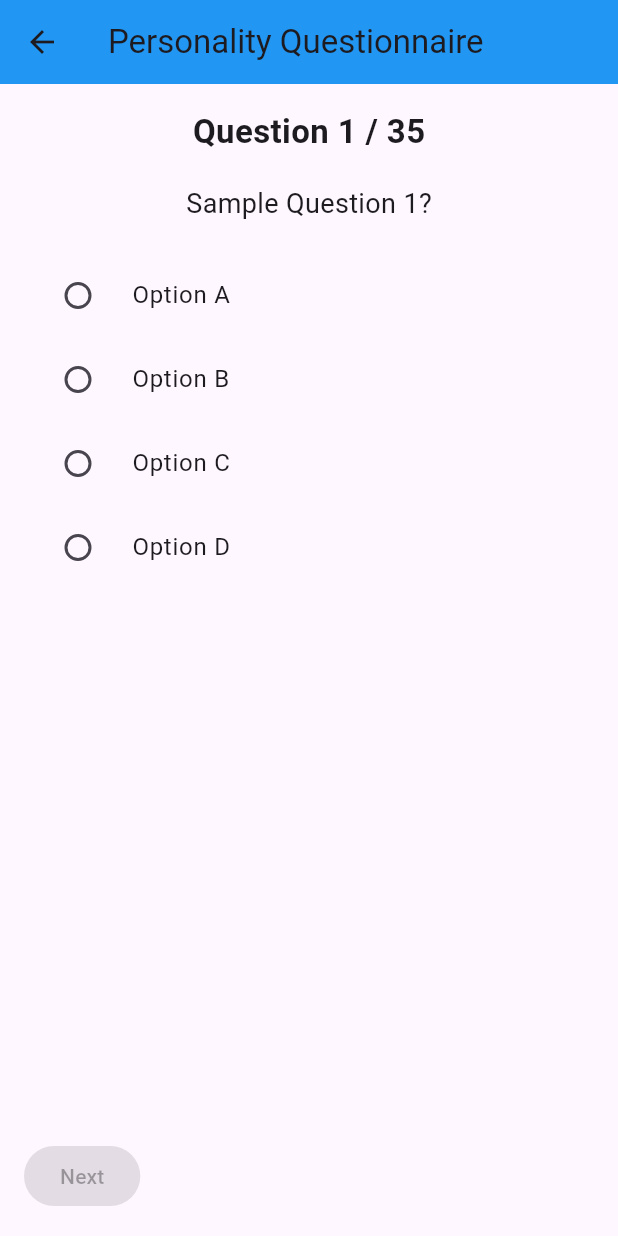
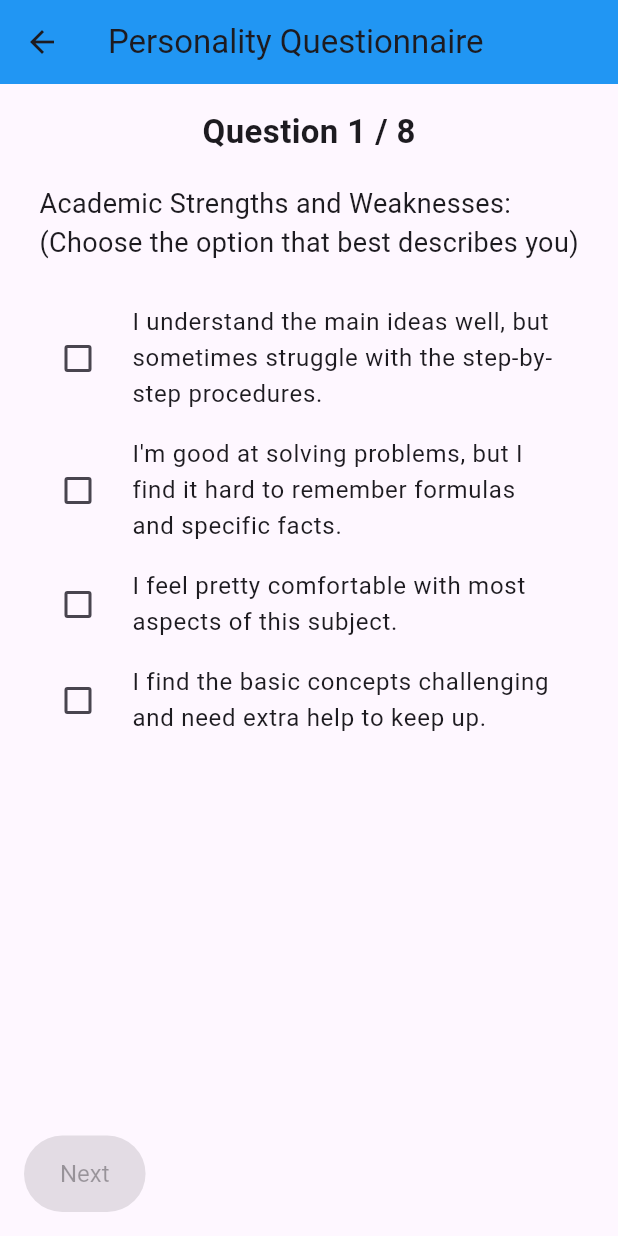
Before and after one commit to aditishukla006/LMS, a Flutter app: the DashboardScreen screen opened directly, after a tap on "Personality Questionnaire", on a phone screen of 412 x 824 dp. Run offline on Flutter 3.47's test engine with Material 3 defaults, Android fonts, the light colour scheme and no system bars; our stand-ins replace firebase_auth, firebase_core, fl_chart, shared_preferences; accounts and stored records are empty; network calls fail.

Commit message:
changes is done

```diff
--- a/lib/providers/student_provider.dart
+++ b/lib/providers/student_provider.dart
@@ -64,6 +64,21 @@ class StudentProvider extends ChangeNotifier {
     "Late": 2,
   };
 
+  bool isDarkMode = false;
+
+  void toggleTheme(bool value) async {
+    isDarkMode = value;
+    notifyListeners();
+    final prefs = await SharedPreferences.getInstance();
+    prefs.setBool('darkMode', isDarkMode);
+  }
+
+  void loadTheme() async {
+    final prefs = await SharedPreferences.getInstance();
+    isDarkMode = prefs.getBool('darkMode') ?? false;
+    notifyListeners();
+  }
+
   // Load saved responses
   Future<void> loadResponses() async {
     final prefs = await SharedPreferences.getInstance();
--- a/lib/question_bank.dart
+++ b/lib/question_bank.dart
@@ -6,12 +6,77 @@ class Question {
   Question(this.text, this.options);
 }
 
-final List<Question> questions = List.generate(
-  35,
-  (index) => Question("Sample Question ${index + 1}?", [
-    "Option A",
-    "Option B",
-    "Option C",
-    "Option D",
-  ]),
-);
+final List<Question> questions = [
+  Question(
+    "Academic Strengths and Weaknesses:\n(Choose the option that best describes you)",
+    [
+      "I understand the main ideas well, but sometimes struggle with the step-by-step procedures.",
+      "I'm good at solving problems, but I find it hard to remember formulas and specific facts.",
+      "I feel pretty comfortable with most aspects of this subject.",
+      "I find the basic concepts challenging and need extra help to keep up.",
+    ],
+  ),
+  Question(
+    "Preferred Learning Style:\n(Choose the option that best describes how you learn)",
+    [
+      "I learn best when I see pictures, diagrams, and videos.",
+      "I learn best by listening to lectures and discussions.",
+      "I learn best by doing things myself, like experiments or hands-on activities.",
+      "I learn best by reading textbooks and writing notes.",
+    ],
+  ),
+  Question(
+    "Attention Span:\n(Choose the option that best describes your focus in class)",
+    [
+      "I can usually focus for a long time without getting distracted.",
+      "I can focus for a while, but I need short breaks to stay engaged.",
+      "I get distracted easily and find it hard to pay attention for long periods.",
+      "It's very hard for me to focus, even for short activities.",
+    ],
+  ),
+  Question(
+    "Emotional State:\n(Choose the option that best describes how you generally feel about learning this subject)",
+    [
+      "I usually feel positive and interested in learning this subject.",
+      "Sometimes I feel a bit worried or frustrated when learning this.",
+      "I often feel unmotivated or not interested in this subject.",
+      "I get quite stressed or upset when learning this subject and need a lot of support.",
+    ],
+  ),
+  Question(
+    "Classroom Participation:\n(Choose the option that best describes your participation in class)",
+    [
+      "I often raise my hand, ask questions, and share my ideas.",
+      "I participate when the teacher asks me directly.",
+      "I usually just listen and don't talk much in class.",
+      "I feel uncomfortable speaking in class.",
+    ],
+  ),
+  Question(
+    "Homework Submission Timeliness:\n(Choose the option that best describes when you usually hand in homework)",
+    [
+      "I always submit my homework on time.",
+      "I usually submit my homework on time, but sometimes it's a little late.",
+      "My homework is often late.",
+      "I rarely hand in my homework.",
+    ],
+  ),
+  Question(
+    "Quiz Scores:\n(Choose the option that best describes your quiz performance)",
+    [
+      "I usually get very high scores on quizzes.",
+      "I usually get good scores on quizzes.",
+      "My quiz scores are usually just average.",
+      "I often get low scores on quizzes.",
+    ],
+  ),
+  Question(
+    "Confidence Level:\n(Choose the option that best describes how confident you feel in this subject)",
+    [
+      "I feel very confident in my ability to do well in this subject.",
+      "I feel somewhat confident, but I sometimes doubt myself.",
+      "I don't feel very confident in this subject.",
+      "I have very little confidence in my ability to learn this subject.",
+    ],
+  ),
+];
--- a/lib/screens/dashboard_screen.dart
+++ b/lib/screens/dashboard_screen.dart
@@ -1,10 +1,10 @@
-// screens/dashboard_screen.dart
 import 'package:flutter/material.dart';
+import 'package:lms_project/screens/login_screen.dart';
 import 'package:provider/provider.dart';
 import '../providers/student_provider.dart';
 import 'questionnaire_screen.dart';
 import 'progress_screen.dart';
-import 'quiz_screen.dart'; // you can create stubs for these screens
+import 'quiz_screen.dart';
 import 'feedback_screen.dart';
 
 import 'package:fl_chart/fl_chart.dart';
@@ -20,10 +20,19 @@ class DashboardScreen extends StatelessWidget {
       appBar: AppBar(
         title: Text("Welcome, ${provider.name}"),
         actions: [
-          CircleAvatar(backgroundImage: NetworkImage(provider.profilePicUrl)),
+          Builder(
+            builder:
+                (context) => GestureDetector(
+                  onTap: () => Scaffold.of(context).openEndDrawer(),
+                  child: CircleAvatar(
+                    backgroundImage: NetworkImage(provider.profilePicUrl),
+                  ),
+                ),
+          ),
           SizedBox(width: 12),
         ],
       ),
+      endDrawer: _buildProfileDrawer(context),
       body: SingleChildScrollView(
         padding: EdgeInsets.all(16),
         child: Column(
@@ -185,6 +194,50 @@ class DashboardScreen extends StatelessWidget {
     );
   }
 
+  Widget _buildProfileDrawer(BuildContext context) {
+    final provider = Provider.of<StudentProvider>(context, listen: false);
+
+    return Drawer(
+      child: ListView(
+        padding: EdgeInsets.zero,
+        children: [
+          UserAccountsDrawerHeader(
+            accountName: Text(provider.name),
+            accountEmail: Text(provider.studentClass),
+            currentAccountPicture: CircleAvatar(
+              backgroundImage: NetworkImage(provider.profilePicUrl),
+            ),
+          ),
+          ListTile(
+            leading: Icon(Icons.edit),
+            title: Text('Edit Profile'),
+            onTap: () {
+              // TODO: Navigate to Edit Profile Screen
+            },
+          ),
+          ListTile(
+            leading: Icon(Icons.logout),
+            title: Text('Logout'),
+            onTap: () {
+              Navigator.pushReplacement(
+                context,
+                MaterialPageRoute(builder: (_) => const LoginScreen()),
+              );
+            },
+          ),
+          SwitchListTile(
+            title: Text("Dark Mode"),
+            secondary: Icon(Icons.brightness_6),
+            value: provider.isDarkMode,
+            onChanged: (val) {
+              provider.toggleTheme(val); // Implement in provider
+            },
+          ),
+        ],
+      ),
+    );
+  }
+
   Widget _buildWeeklyAssignmentsChart(StudentProvider provider) {
     List<BarChartGroupData> barGroups = [];
 
--- a/lib/screens/questionnaire_screen.dart
+++ b/lib/screens/questionnaire_screen.dart
@@ -46,15 +46,15 @@ class _QuestionnaireScreenState extends State<QuestionnaireScreen> {
             SizedBox(height: 20),
 
             ...List.generate(question.options.length, (index) {
-              return RadioListTile<int>(
+              return CheckboxListTile(
                 title: Text(question.options[index]),
-                value: index,
-                groupValue: selectedOption,
+                value: selectedOption == index,
                 onChanged: (val) async {
-                  if (val != null) {
-                    await provider.saveResponse(currentQuestion, val);
+                  if (val == true) {
+                    await provider.saveResponse(currentQuestion, index);
                   }
                 },
+                controlAffinity: ListTileControlAffinity.leading,
               );
             }),
 
@@ -70,6 +70,15 @@ class _QuestionnaireScreenState extends State<QuestionnaireScreen> {
                         currentQuestion--;
                       });
                     },
+                    style: ElevatedButton.styleFrom(
+                      backgroundColor: Colors.white,
+                      foregroundColor: Colors.black,
+                      padding: EdgeInsets.symmetric(
+                        horizontal: 24,
+                        vertical: 16,
+                      ),
+                      textStyle: TextStyle(fontSize: 16),
+                    ),
                     child: Text("Previous"),
                   ),
                 ElevatedButton(
@@ -90,6 +99,12 @@ class _QuestionnaireScreenState extends State<QuestionnaireScreen> {
                               );
                             }
                           },
+                  style: ElevatedButton.styleFrom(
+                    backgroundColor: Colors.white,
+                    foregroundColor: Colors.black,
+                    padding: EdgeInsets.symmetric(horizontal: 24, vertical: 16),
+                    textStyle: TextStyle(fontSize: 16),
+                  ),
                   child: Text(
                     currentQuestion == questions.length - 1 ? "Submit" : "Next",
                   ),
```
